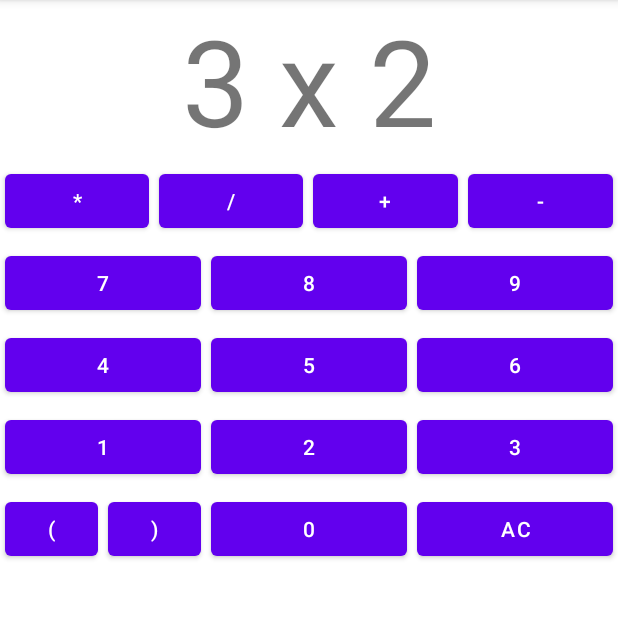
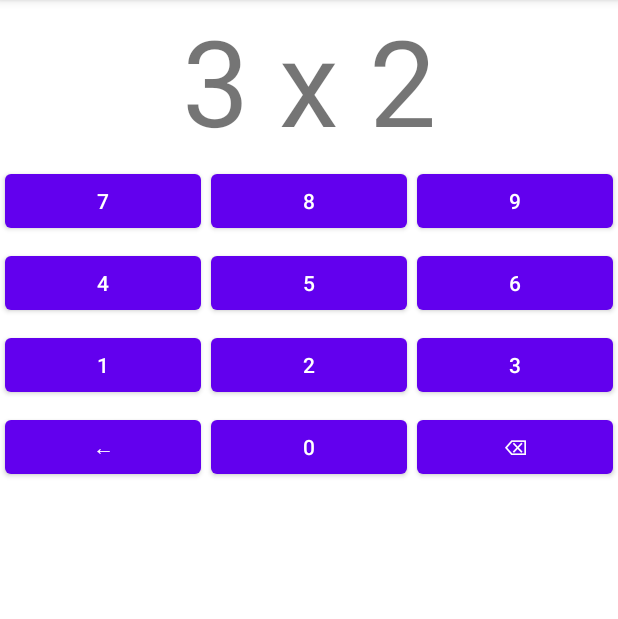
Before and after one commit to AugustinPredhomme/MentalCounting, an Android app: the CalculActivity screen opened directly, with no data from a screen before it, on a phone screen of 412 x 824 dp, the part 84-703 px from its top. Run offline under Robolectric (Android 15) with nearby library versions, the phone set to English and light mode, and no system bars.

Commit message:
Ajouts 15/03/22

```diff
--- a/app/src/main/java/com/example/s4web/CalculActivity.java
+++ b/app/src/main/java/com/example/s4web/CalculActivity.java
@@ -15,7 +15,7 @@ public class CalculActivity extends AppCompatActivity {
         setContentView(R.layout.activity_calcul);
     }
 
-    @java.lang.Override
+    @Override
     public boolean onCreateOptionsMenu(Menu menu) {
         MenuInflater inflater = getMenuInflater();
         inflater.inflate(R.menu.toolbar, menu);
--- a/app/src/main/res/layout/activity_calcul.xml
+++ b/app/src/main/res/layout/activity_calcul.xml
@@ -23,40 +23,6 @@
             android:textAlignment="center"
             android:textSize="80sp"
             tools:layout_weight="1" />
-
-        <LinearLayout
-            android:layout_width="match_parent"
-            android:layout_height="wrap_content"
-            android:orientation="horizontal">
-
-            <Button
-                android:layout_width="wrap_content"
-                android:layout_height="wrap_content"
-                android:layout_margin="3dp"
-                android:layout_weight="1"
-                android:text="@string/bouton_multiplier" />
-
-            <Button
-                android:layout_width="wrap_content"
-                android:layout_height="wrap_content"
-                android:layout_margin="3dp"
-                android:layout_weight="1"
-                android:text="@string/bouton_diviser" />
-
-            <Button
-                android:layout_width="wrap_content"
-                android:layout_height="wrap_content"
-                android:layout_margin="3dp"
-                android:layout_weight="1"
-                android:text="@string/bouton_additionner" />
-
-            <Button
-                android:layout_width="wrap_content"
-                android:layout_height="wrap_content"
-                android:layout_margin="3dp"
-                android:layout_weight="1"
-                android:text="@string/bouton_soustraire" />
-        </LinearLayout>
 
         <LinearLayout
             android:layout_width="match_parent"
@@ -149,15 +115,8 @@
                 android:layout_width="match_parent"
                 android:layout_height="wrap_content"
                 android:layout_margin="3dp"
-                android:layout_weight="2.5"
-                android:text="@string/bouton_parenthese_ouverte" />
-
-            <Button
-                android:layout_width="match_parent"
-                android:layout_height="wrap_content"
-                android:layout_margin="3dp"
-                android:layout_weight="2.5"
-                android:text="@string/bouton_parenthese_fermee" />
+                android:layout_weight="2"
+                android:text="@string/bouton_Retour" />
 
             <Button
                 android:layout_width="match_parent"
--- a/app/src/main/res/values/strings.xml
+++ b/app/src/main/res/values/strings.xml
@@ -16,10 +16,10 @@
     <string name="bouton_deux" translatable="false">2</string>
     <string name="bouton_trois" translatable="false">3</string>
     <string name="bouton_zero" translatable="false">0</string>
-    <string name="bouton_effacer" translatable="false">AC</string>
+    <string name="bouton_effacer" translatable="false">⌫</string>
     <string name="bouton_parenthese_ouverte" translatable="false">(</string>
     <string name="bouton_parenthese_fermee" translatable="false">)</string>
-    <string name="bouton_Retour">Retour</string>
+    <string name="bouton_Retour" translatable="false">←</string>
     <string name="bouton_clear">Effacer</string>
     <string name="derniers_calculs_effectues_texte">5 derniers calculs :</string>
     <string name="derniers_calculs_effectues_1" translatable="false">3 x 2 = 6</string>
```
Also changed, not shown: 3 other files.
